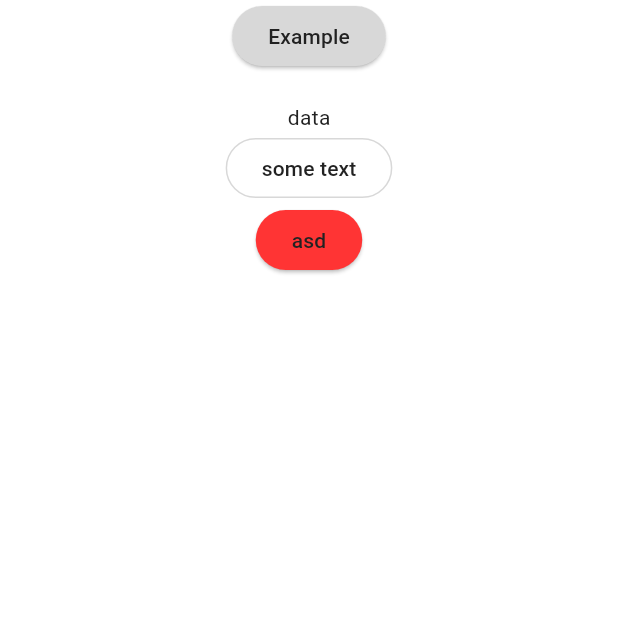
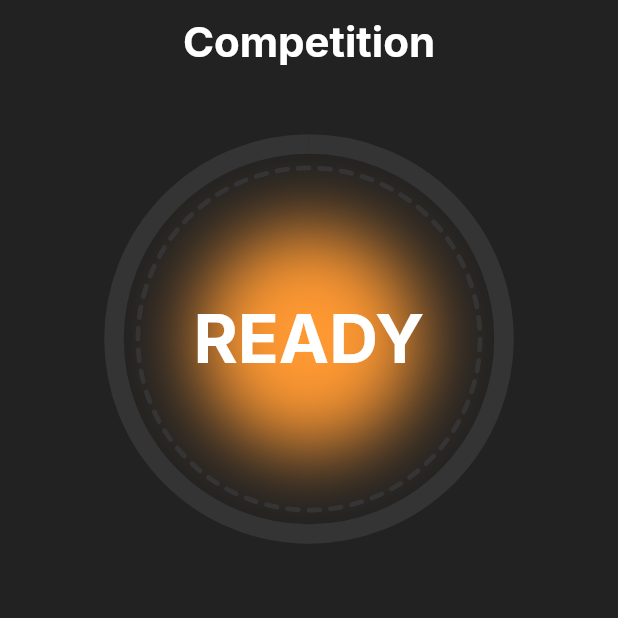
Before and after one commit to ArmFightHelper/ArmFightFlutterApp, a Flutter app: the screen it shows after launch, on a phone screen of 412 x 824 dp, the top half of it. Run offline on Flutter 3.47's test engine with Material 3 defaults, Android fonts, the phone set to English and light mode, and no system bars; our stand-ins replace flutter_riverpod, google_fonts.

Commit message:
Start indicator appearance

```diff
--- a/lib/main.dart
+++ b/lib/main.dart
@@ -1,3 +1,4 @@
+import 'package:arm_fight_helper/screeens/competition_screen.dart';
 import 'package:arm_fight_helper/screeens/main_screen.dart';
 import 'package:arm_fight_helper/theme.dart';
 import 'package:flutter/material.dart';
@@ -16,9 +17,9 @@ class MyApp extends StatelessWidget {
   Widget build(BuildContext context) {
     return MaterialApp(
       debugShowCheckedModeBanner: false,
-      title: 'Flutter Demo',
-      theme: buildLightTheme(),
-      home: const MainScreen(),
+      title: 'ArmFight Helper',
+      theme: buildDarkTheme(),
+      home: const CompetitionScreen(),
     );
   }
 }
--- /dev/null
+++ b/lib/screeens/competition_screen.dart
@@ -0,0 +1,36 @@
+import 'package:flutter/material.dart';
+import 'package:flutter/src/widgets/framework.dart';
+import 'package:flutter_riverpod/flutter_riverpod.dart';
+import 'package:google_fonts/google_fonts.dart';
+import 'package:arm_fight_helper/widgets/start_indicator.dart';
+
+class CompetitionScreen extends ConsumerWidget {
+  const CompetitionScreen({super.key});
+
+  @override
+  Widget build(BuildContext context, WidgetRef ref) {
+    return Scaffold(
+      appBar: AppBar(
+        backgroundColor: Theme.of(context).scaffoldBackgroundColor,
+        title: Text(
+          "Competition",
+          style: GoogleFonts.inter(
+            textStyle: Theme.of(context).textTheme.headlineMedium
+          ),
+        ),
+        centerTitle: true,
+      ),
+
+
+      body: const Center(
+        child: Column(
+            children: [
+              SizedBox(height: 40),
+              StartIndicatorWidget()
+            ],
+        ),
+      ),
+    );
+  }
+
+}
--- a/lib/src/colors.dart
+++ b/lib/src/colors.dart
@@ -1,5 +1,6 @@
 import 'dart:ui';
 import 'package:flutter/cupertino.dart';
+import 'package:flutter/material.dart';
 
 abstract class DarkThemeColors {
   static const background = Color(0xff222222);
@@ -8,6 +9,7 @@ abstract class DarkThemeColors {
   static const timerProgress = Color(0xff343434);
   static const inactiveRound = Color(0xff6F6F70);
   static const menuRedButtons = Color(0xffFF3434);
+  static const textColor = Colors.white;
 }
 
 abstract class LightThemeColors {
--- a/lib/theme.dart
+++ b/lib/theme.dart
@@ -7,7 +7,7 @@ import 'package:flutter/material.dart';
 
 //
 // Extention:
-// Theme.of(context).extension<ThemeColors>!.neededColor
+// Theme.of(context).extension<ThemeColors>!().neededColor
 
 
 
@@ -28,11 +28,13 @@ ThemeData buildDarkTheme() {
       ThemeColors.dark,
     ],
     brightness: Brightness.dark,
-    scaffoldBackgroundColor: const Color(0xFF222222),
+    scaffoldBackgroundColor: DarkThemeColors.background,
     focusColor: Colors.blue.withOpacity(0.2),
     textTheme: const TextTheme(
-      bodyMedium: TextStyle(color: Colors.white),
-      bodyLarge: TextStyle(color: Colors.white),
+      headlineLarge: TextStyle(color: DarkThemeColors.textColor, fontWeight: FontWeight.w700, fontSize: 45),
+      headlineMedium: TextStyle(color: DarkThemeColors.textColor, fontWeight: FontWeight.w700),
+      bodyMedium: TextStyle(color: DarkThemeColors.textColor),
+      bodyLarge: TextStyle(color: DarkThemeColors.textColor),
     )
   );
 }
@@ -65,15 +67,37 @@ ThemeData buildLightTheme() {
 
 class ThemeColors extends ThemeExtension<ThemeColors> {
   final Color mainMenuButtonColor;
+  final Color readyColor;
+  final Color goColor;
 
-  static get light => ThemeColors(mainMenuButtonColor: const Color(0xffFF3434));
-  static get dark => ThemeColors(mainMenuButtonColor: const Color(0xffFF3434));
+  static get light => ThemeColors(
+      mainMenuButtonColor: const Color(0xffFF3434),
+      readyColor: LightThemeColors.ready,
+      goColor: LightThemeColors.go
+  );
+  static get dark => ThemeColors(
+      mainMenuButtonColor: const Color(0xffFF3434),
+      readyColor: DarkThemeColors.ready,
+      goColor: DarkThemeColors.go
+  );
 
-  ThemeColors({required this.mainMenuButtonColor});
+  ThemeColors({
+    required this.mainMenuButtonColor,
+    required this.readyColor,
+    required this.goColor
+  });
 
   @override
-  ThemeExtension<ThemeColors> copyWith({Color? mainMenuButtonColor}) {
-    return ThemeColors(mainMenuButtonColor: mainMenuButtonColor ?? this.mainMenuButtonColor);
+  ThemeExtension<ThemeColors> copyWith({
+    Color? mainMenuButtonColor,
+    Color? readyColor,
+    Color? goColor
+  }) {
+    return ThemeColors(
+      mainMenuButtonColor: mainMenuButtonColor ?? this.mainMenuButtonColor,
+      readyColor: readyColor ?? this.readyColor,
+      goColor: goColor ?? this.goColor
+    );
   }
 
   @override
@@ -86,6 +110,8 @@ class ThemeColors extends ThemeExtension<ThemeColors> {
     }
     return ThemeColors(
       mainMenuButtonColor: Color.lerp(mainMenuButtonColor, other.mainMenuButtonColor, t)!,
+      readyColor: Color.lerp(readyColor, other.readyColor, t)!,
+      goColor: Color.lerp(goColor, other.goColor, t)!,
     );
   }
 }
--- /dev/null
+++ b/lib/widgets/start_indicator.dart
@@ -0,0 +1,118 @@
+import 'dart:math';
+
+import 'package:arm_fight_helper/theme.dart';
+import 'package:flutter/src/widgets/framework.dart';
+import 'package:flutter_riverpod/flutter_riverpod.dart';
+import 'package:flutter/material.dart';
+import 'dart:ui' as ui;
+
+import 'package:google_fonts/google_fonts.dart';
+
+
+class StartIndicatorWidget extends ConsumerWidget {
+  const StartIndicatorWidget({super.key});
+
+  @override
+  Widget build(BuildContext context, WidgetRef ref) {
+    return Stack(
+      alignment: Alignment.center,
+      children: [
+        Stack(
+          children: <Widget>[
+            Container(
+              height: 150,
+              width: 150,
+              decoration: BoxDecoration(
+                shape: BoxShape.circle,
+                color: Theme.of(context).extension<ThemeColors>()!.readyColor
+              )
+            ),
+
+            Positioned.fill(
+                child: BackdropFilter(
+                  filter: ui.ImageFilter.blur(
+                    sigmaX: 25.0,
+                    sigmaY: 25.0,
+                  ),
+                  child: Container(
+                    color: Colors.transparent,
+                  ),
+                )
+            ),
+
+
+
+          ],
+        ),
+
+
+        SizedBox(
+          width: 260,
+          height: 260,
+          child: CircularProgressIndicator(
+            value: 1,
+            strokeWidth: 13,
+            color: Theme.of(context).colorScheme.secondary,
+          ),
+        ),
+
+        CustomPaint(
+          size: Size(228, 228),
+          foregroundPainter: CircleDashPainter(
+              srokesNum: 50,
+              strokeWidth: 3,
+              color: Theme.of(context).colorScheme.secondary
+          ),
+        ),
+
+        Text(
+          "READY",
+          style: GoogleFonts.inter(
+            textStyle: Theme.of(context).textTheme.headlineLarge,
+          ),
+
+        )
+
+
+
+
+      ],
+    );
+  }
+}
+
+
+class CircleDashPainter extends CustomPainter {
+  Color color;
+  double strokeWidth;
+  int srokesNum;
+
+  CircleDashPainter(
+      { required this.color, required this.strokeWidth, required this.srokesNum});
+
+  @override
+  void paint(Canvas canvas, Size size) {
+    Paint complete = Paint()
+      ..color = color
+      ..strokeCap = StrokeCap.round
+      ..style = PaintingStyle.stroke
+      ..strokeWidth = strokeWidth;
+
+    Offset center = Offset(size.width / 2, size.height / 2);
+    double radius = min(size.width / 2, size.height / 2);
+
+    double arcAngle = pi / (srokesNum);
+
+    for (var i = 0; i < (srokesNum * 2); i++) {
+      var init = i*(2* pi / srokesNum);
+
+      canvas.drawArc(Rect.fromCircle(center: center, radius: radius),
+          init, arcAngle, false, complete);
+    }
+  }
+
+  @override
+  bool shouldRepaint(CustomPainter oldDelegate) {
+    return true;
+  }
+}
```
Also changed, not shown: pubspec.yaml (+1 -68 lines), pubspec.lock, 1 other file.
